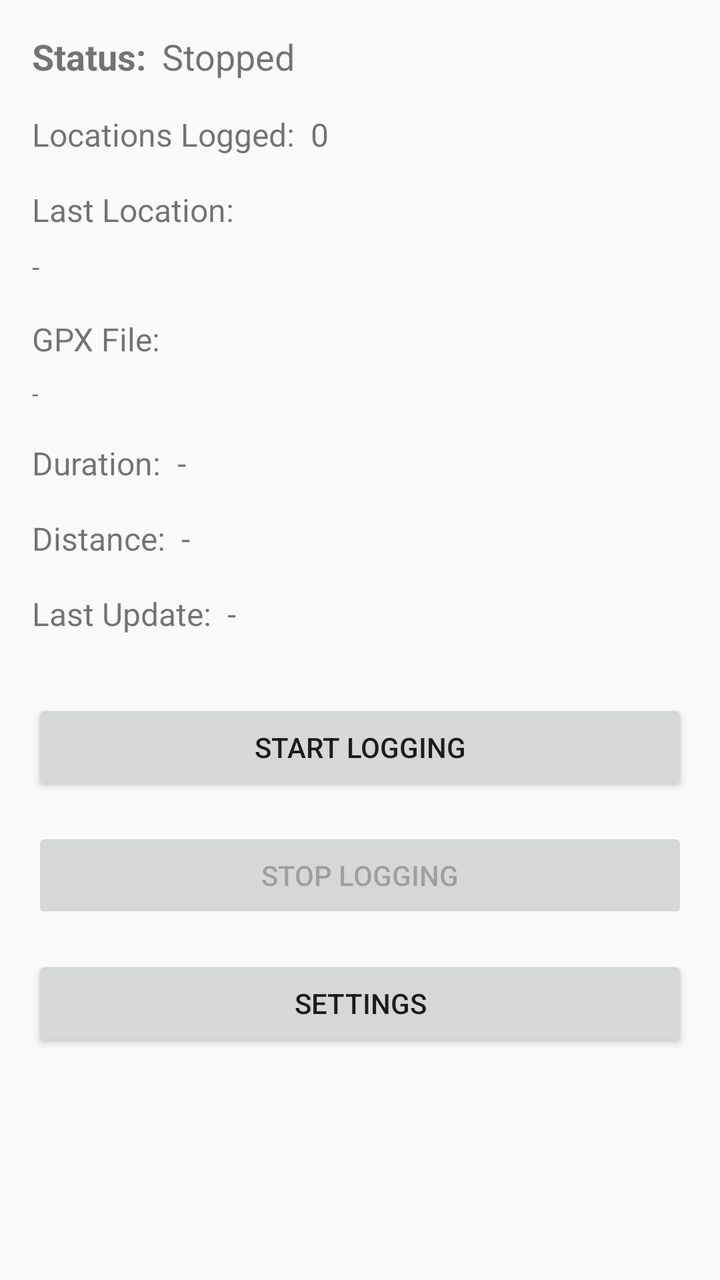
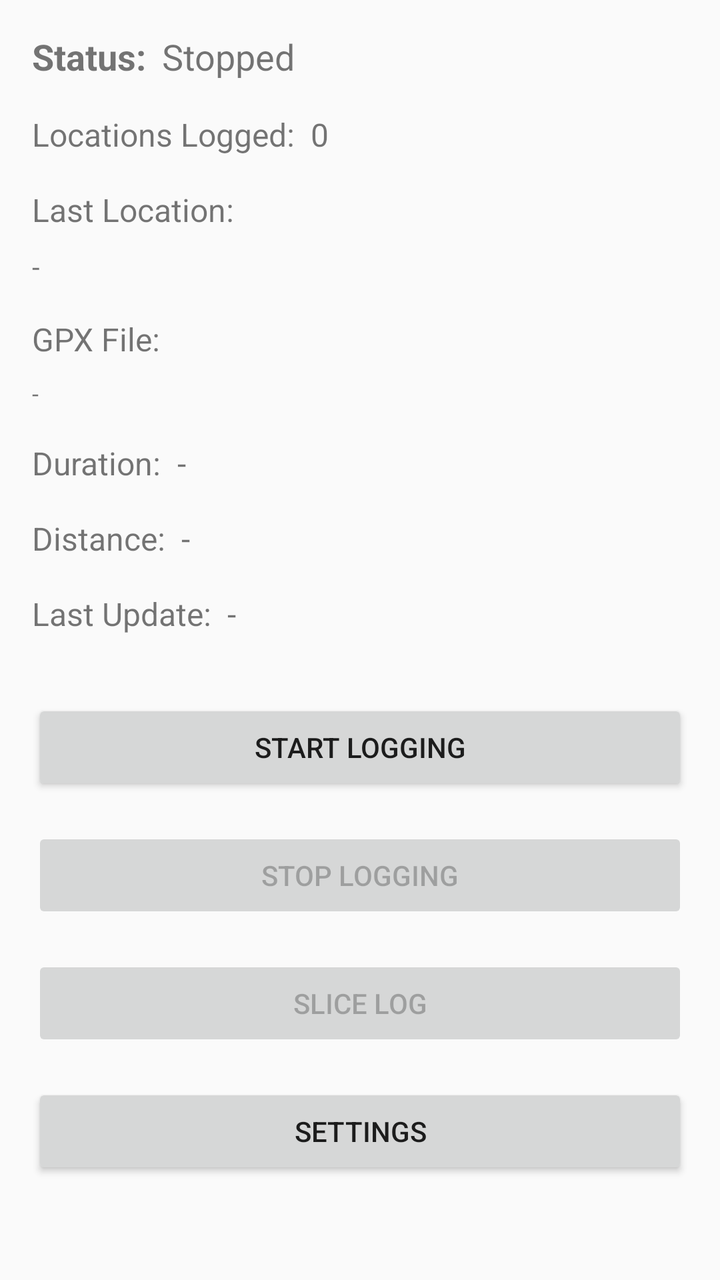

An Android layout rendered at two revisions. The XML below is the earlier revision; the diff shows what the commit changed to produce the second picture.
<!-- AndroidManifest.xml: application theme Theme.AppCompat.Light.DarkActionBar -->
<!-- res/layout/activity_main.xml -->
<?xml version="1.0" encoding="utf-8"?>
<androidx.constraintlayout.widget.ConstraintLayout xmlns:android="http://schemas.android.com/apk/res/android"
    xmlns:app="http://schemas.android.com/apk/res-auto"
    android:layout_width="match_parent"
    android:layout_height="match_parent"
    android:padding="16dp">

    <TextView
        android:id="@+id/statusLabel"
        android:layout_width="wrap_content"
        android:layout_height="wrap_content"
        android:text="@string/status"
        android:textSize="18sp"
        android:textStyle="bold"
        app:layout_constraintStart_toStartOf="parent"
        app:layout_constraintTop_toTopOf="parent" />

    <TextView
        android:id="@+id/statusText"
        android:layout_width="wrap_content"
        android:layout_height="wrap_content"
        android:layout_marginStart="8dp"
        android:text="@string/status_stopped"
        android:textSize="18sp"
        app:layout_constraintStart_toEndOf="@id/statusLabel"
        app:layout_constraintTop_toTopOf="parent" />

    <TextView
        android:id="@+id/locationCountLabel"
        android:layout_width="wrap_content"
        android:layout_height="wrap_content"
        android:layout_marginTop="16dp"
        android:text="@string/location_count"
        android:textSize="16sp"
        app:layout_constraintStart_toStartOf="parent"
        app:layout_constraintTop_toBottomOf="@id/statusLabel" />

    <TextView
        android:id="@+id/locationCountText"
        android:layout_width="wrap_content"
        android:layout_height="wrap_content"
        android:layout_marginStart="8dp"
        android:text="0"
        android:textSize="16sp"
        app:layout_constraintStart_toEndOf="@id/locationCountLabel"
        app:layout_constraintTop_toTopOf="@id/locationCountLabel" />

    <TextView
        android:id="@+id/lastLocationLabel"
        android:layout_width="wrap_content"
        android:layout_height="wrap_content"
        android:layout_marginTop="16dp"
        android:text="@string/last_location"
        android:textSize="16sp"
        app:layout_constraintStart_toStartOf="parent"
        app:layout_constraintTop_toBottomOf="@id/locationCountLabel" />

    <TextView
        android:id="@+id/lastLocationText"
        android:layout_width="0dp"
        android:layout_height="wrap_content"
        android:layout_marginTop="8dp"
        android:text="-"
        android:textSize="14sp"
        app:layout_constraintEnd_toEndOf="parent"
        app:layout_constraintStart_toStartOf="parent"
        app:layout_constraintTop_toBottomOf="@id/lastLocationLabel" />

    <TextView
        android:id="@+id/gpxFileLabel"
        android:layout_width="wrap_content"
        android:layout_height="wrap_content"
        android:layout_marginTop="16dp"
        android:text="@string/gpx_file"
        android:textSize="16sp"
        app:layout_constraintStart_toStartOf="parent"
        app:layout_constraintTop_toBottomOf="@id/lastLocationText" />

    <TextView
        android:id="@+id/gpxFileText"
        android:layout_width="0dp"
        android:layout_height="wrap_content"
        android:layout_marginTop="8dp"
        android:text="-"
        android:textSize="12sp"
        app:layout_constraintEnd_toEndOf="parent"
        app:layout_constraintStart_toStartOf="parent"
        app:layout_constraintTop_toBottomOf="@id/gpxFileLabel" />

    <TextView
        android:id="@+id/durationLabel"
        android:layout_width="wrap_content"
        android:layout_height="wrap_content"
        android:layout_marginTop="16dp"
        android:text="@string/duration"
        android:textSize="16sp"
        app:layout_constraintStart_toStartOf="parent"
        app:layout_constraintTop_toBottomOf="@id/gpxFileText" />

    <TextView
        android:id="@+id/durationText"
        android:layout_width="wrap_content"
        android:layout_height="wrap_content"
        android:layout_marginStart="8dp"
        android:text="-"
        android:textSize="16sp"
        app:layout_constraintStart_toEndOf="@id/durationLabel"
        app:layout_constraintTop_toTopOf="@id/durationLabel" />

    <TextView
        android:id="@+id/distanceLabel"
        android:layout_width="wrap_content"
        android:layout_height="wrap_content"
        android:layout_marginTop="16dp"
        android:text="@string/distance"
        android:textSize="16sp"
        app:layout_constraintStart_toStartOf="parent"
        app:layout_constraintTop_toBottomOf="@id/durationLabel" />

    <TextView
        android:id="@+id/distanceText"
        android:layout_width="wrap_content"
        android:layout_height="wrap_content"
        android:layout_marginStart="8dp"
        android:text="-"
        android:textSize="16sp"
        app:layout_constraintStart_toEndOf="@id/distanceLabel"
        app:layout_constraintTop_toTopOf="@id/distanceLabel" />

    <TextView
        android:id="@+id/lastUpdateLabel"
        android:layout_width="wrap_content"
        android:layout_height="wrap_content"
        android:layout_marginTop="16dp"
        android:text="@string/last_update"
        android:textSize="16sp"
        app:layout_constraintStart_toStartOf="parent"
        app:layout_constraintTop_toBottomOf="@id/distanceLabel" />

    <TextView
        android:id="@+id/lastUpdateText"
        android:layout_width="wrap_content"
        android:layout_height="wrap_content"
        android:layout_marginStart="8dp"
        android:text="-"
        android:textSize="16sp"
        app:layout_constraintStart_toEndOf="@id/lastUpdateLabel"
        app:layout_constraintTop_toTopOf="@id/lastUpdateLabel" />

    <Button
        android:id="@+id/startButton"
        android:layout_width="0dp"
        android:layout_height="wrap_content"
        android:layout_marginTop="32dp"
        android:text="@string/start_logging"
        app:layout_constraintEnd_toEndOf="parent"
        app:layout_constraintStart_toStartOf="parent"
        app:layout_constraintTop_toBottomOf="@id/lastUpdateText" />

    <Button
        android:id="@+id/stopButton"
        android:layout_width="0dp"
        android:layout_height="wrap_content"
        android:layout_marginTop="16dp"
        android:enabled="false"
        android:text="@string/stop_logging"
        app:layout_constraintEnd_toEndOf="parent"
        app:layout_constraintStart_toStartOf="parent"
        app:layout_constraintTop_toBottomOf="@id/startButton" />

    <Button
        android:id="@+id/settingsButton"
        android:layout_width="0dp"
        android:layout_height="wrap_content"
        android:layout_marginTop="16dp"
        android:text="@string/settings"
        app:layout_constraintEnd_toEndOf="parent"
        app:layout_constraintStart_toStartOf="parent"
        app:layout_constraintTop_toBottomOf="@id/stopButton" />

</androidx.constraintlayout.widget.ConstraintLayout>
<!-- resources referenced by this layout -->
<resources>
  <string name="distance">Distance: </string>
  <string name="duration">Duration: </string>
  <string name="gpx_file">GPX File: </string>
  <string name="last_location">Last Location: </string>
  <string name="last_update">Last Update: </string>
  <string name="location_count">Locations Logged: </string>
  <string name="settings">Settings</string>
  <string name="start_logging">Start Logging</string>
  <string name="status">Status: </string>
  <string name="status_stopped">Stopped</string>
  <string name="stop_logging">Stop Logging</string>
</resources>

<!-- the commit's change to res/layout/activity_main.xml (unified diff, before → after) -->
@@ -169,6 +169,17 @@
         app:layout_constraintTop_toBottomOf="@id/startButton" />
 
     <Button
+        android:id="@+id/sliceButton"
+        android:layout_width="0dp"
+        android:layout_height="wrap_content"
+        android:layout_marginTop="16dp"
+        android:enabled="false"
+        android:text="@string/slice_log"
+        app:layout_constraintEnd_toEndOf="parent"
+        app:layout_constraintStart_toStartOf="parent"
+        app:layout_constraintTop_toBottomOf="@id/stopButton" />
+
+    <Button
         android:id="@+id/settingsButton"
         android:layout_width="0dp"
         android:layout_height="wrap_content"
@@ -176,6 +187,6 @@
         android:text="@string/settings"
         app:layout_constraintEnd_toEndOf="parent"
         app:layout_constraintStart_toStartOf="parent"
-        app:layout_constraintTop_toBottomOf="@id/stopButton" />
+        app:layout_constraintTop_toBottomOf="@id/sliceButton" />
 
 </androidx.constraintlayout.widget.ConstraintLayout>
<!-- resource entries referenced after the edit -->
@@ -7,6 +7,7 @@
   <string name="last_update">Last Update: </string>
   <string name="location_count">Locations Logged: </string>
   <string name="settings">Settings</string>
+  <string name="slice_log">Slice Log</string>
   <string name="start_logging">Start Logging</string>
   <string name="status">Status: </string>
   <string name="status_stopped">Stopped</string>
